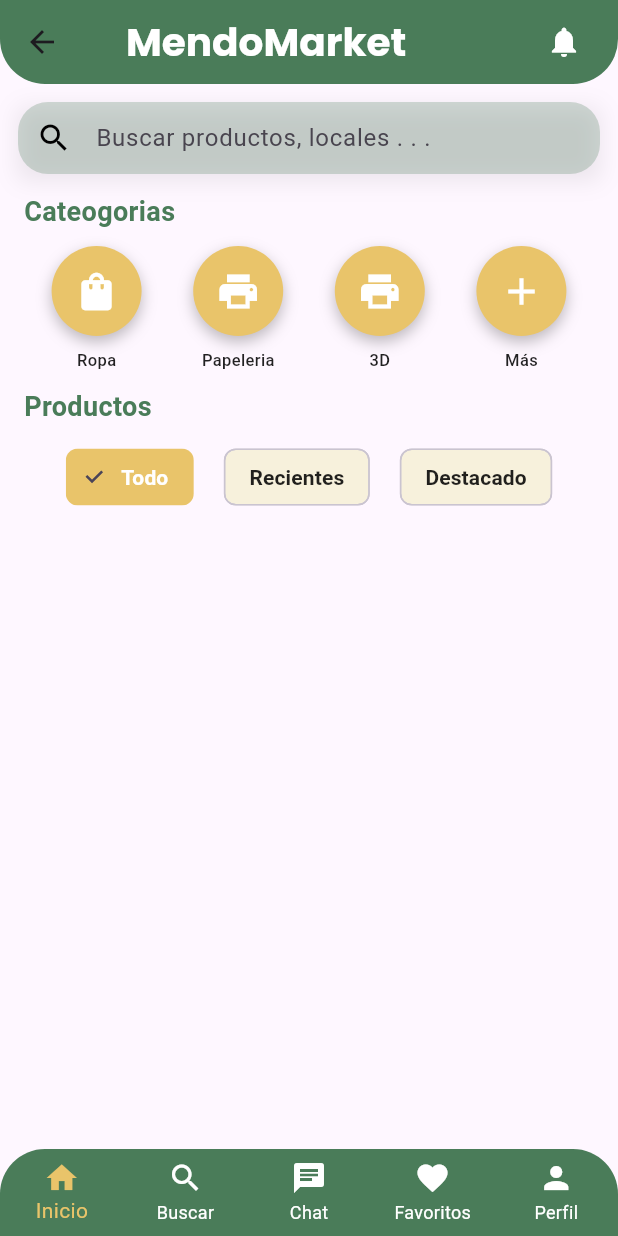
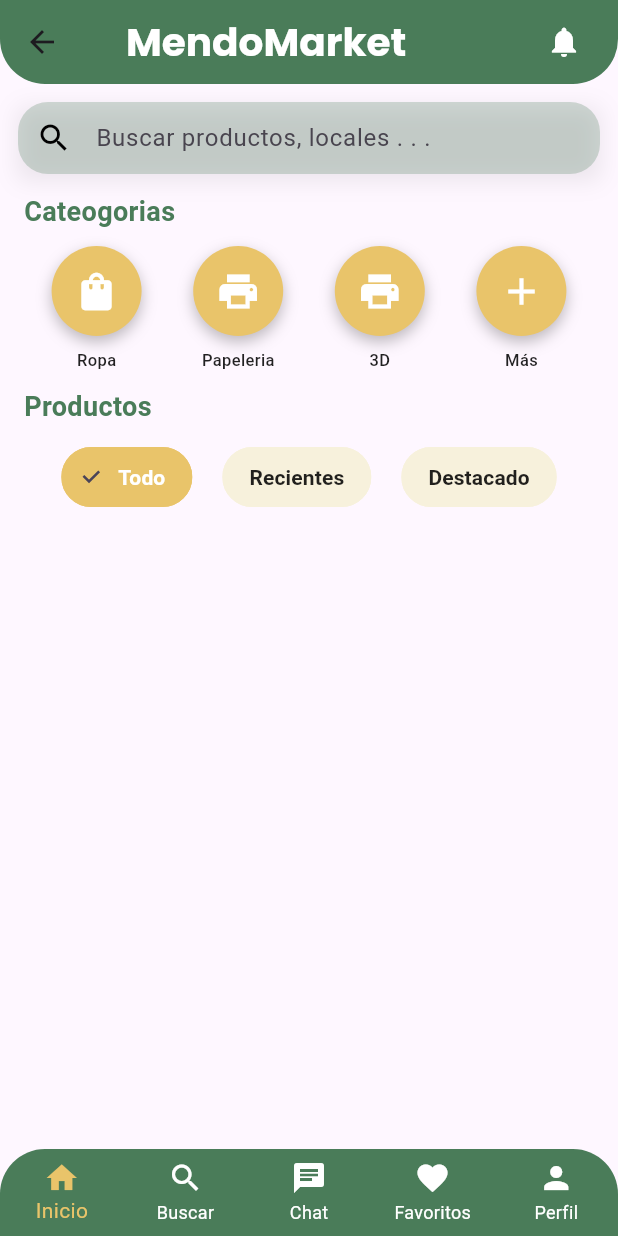
Before and after one commit to artumarinn/mendomarket, a Flutter app: the HomePage screen opened by its route, on a phone screen of 412 x 824 dp. Run offline on Flutter 3.47's test engine with Material 3 defaults, Android fonts, the phone set to English and light mode, and no system bars.

Commit message:
change color

```diff
--- a/lib/widgets/common/products_tags.dart
+++ b/lib/widgets/common/products_tags.dart
@@ -2,7 +2,7 @@ import 'package:flutter/material.dart';
 import 'package:mendomarket/core/app_colors.dart';
 
 class ProductsTags extends StatefulWidget {
-   const ProductsTags({super.key});
+  const ProductsTags({super.key});
 
   @override
   State<ProductsTags> createState() => _ProductsTagsState();
@@ -27,6 +27,16 @@ class _ProductsTagsState extends State<ProductsTags> {
             color: isSelected ? Colors.white : Colors.black87,
             fontWeight: FontWeight.bold,
           ),
+          shape: RoundedRectangleBorder(
+            borderRadius: BorderRadius.circular(20),
+            side: BorderSide(
+              color:
+                  isSelected
+                      ? AppColors.secondaryColor
+                      : AppColors.inputBackground,
+              width: 2.0,
+            ),
+          ),
           onSelected: (_) {
             setState(() {
               selectedIndex = index;
```
